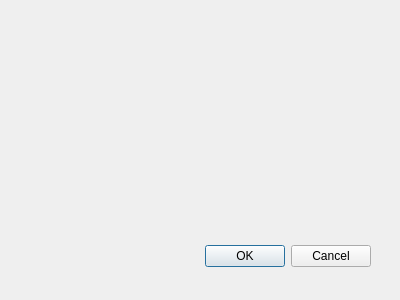
Qt form addproduct.ui (stand-by/Qt_PostgreSQL_application) before a commit.
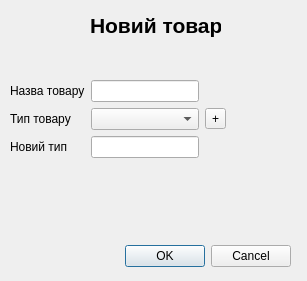
The same form after that commit.

Commit message: add interface for addproduct form

```diff
--- a/addproduct.ui
+++ b/addproduct.ui
@@ -8,8 +8,8 @@
    <rect>
     <x>0</x>
     <y>0</y>
-    <width>400</width>
-    <height>300</height>
+    <width>307</width>
+    <height>281</height>
    </rect>
   </property>
   <property name="windowTitle">
@@ -18,9 +18,9 @@
   <widget class="QDialogButtonBox" name="buttonBox">
    <property name="geometry">
     <rect>
-     <x>30</x>
+     <x>70</x>
      <y>240</y>
-     <width>341</width>
+     <width>221</width>
      <height>32</height>
     </rect>
    </property>
@@ -31,6 +31,78 @@
     <set>QDialogButtonBox::Cancel|QDialogButtonBox::Ok</set>
    </property>
   </widget>
+  <widget class="QLabel" name="label_header">
+   <property name="geometry">
+    <rect>
+     <x>90</x>
+     <y>0</y>
+     <width>131</width>
+     <height>51</height>
+    </rect>
+   </property>
+   <property name="font">
+    <font>
+     <pointsize>16</pointsize>
+     <weight>75</weight>
+     <bold>true</bold>
+    </font>
+   </property>
+   <property name="text">
+    <string>Новий товар</string>
+   </property>
+  </widget>
+  <widget class="QWidget" name="">
+   <property name="geometry">
+    <rect>
+     <x>10</x>
+     <y>80</y>
+     <width>281</width>
+     <height>101</height>
+    </rect>
+   </property>
+   <layout class="QGridLayout" name="grid">
+    <property name="sizeConstraint">
+     <enum>QLayout::SetFixedSize</enum>
+    </property>
+    <item row="0" column="0">
+     <widget class="QLabel" name="label_name">
+      <property name="text">
+       <string>Назва товару</string>
+      </property>
+     </widget>
+    </item>
+    <item row="0" column="1">
+     <widget class="QLineEdit" name="input_good_name"/>
+    </item>
+    <item row="1" column="0">
+     <widget class="QLabel" name="label_good_type">
+      <property name="text">
+       <string>Тип товару</string>
+      </property>
+     </widget>
+    </item>
+    <item row="2" column="0">
+     <widget class="QLabel" name="label_new_type">
+      <property name="text">
+       <string>Новий тип</string>
+      </property>
+     </widget>
+    </item>
+    <item row="2" column="1">
+     <widget class="QLineEdit" name="input_new_type"/>
+    </item>
+    <item row="1" column="1">
+     <widget class="QComboBox" name="box_good_type"/>
+    </item>
+    <item row="1" column="2">
+     <widget class="QToolButton" name="button_add_type">
+      <property name="text">
+       <string>+</string>
+      </property>
+     </widget>
+    </item>
+   </layout>
+  </widget>
  </widget>
  <pixmapfunction/>
  <resources/>
```
Left out of the diff: 11 changed lines with no effect on the pictures. The commit also changes 1 other file.
